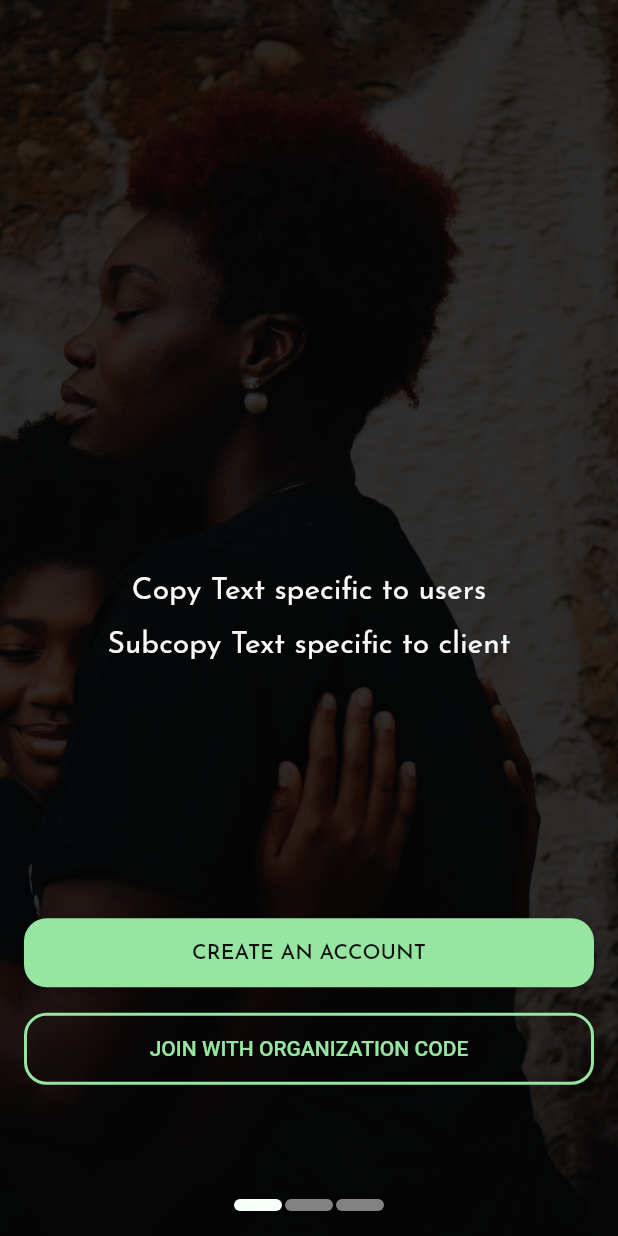
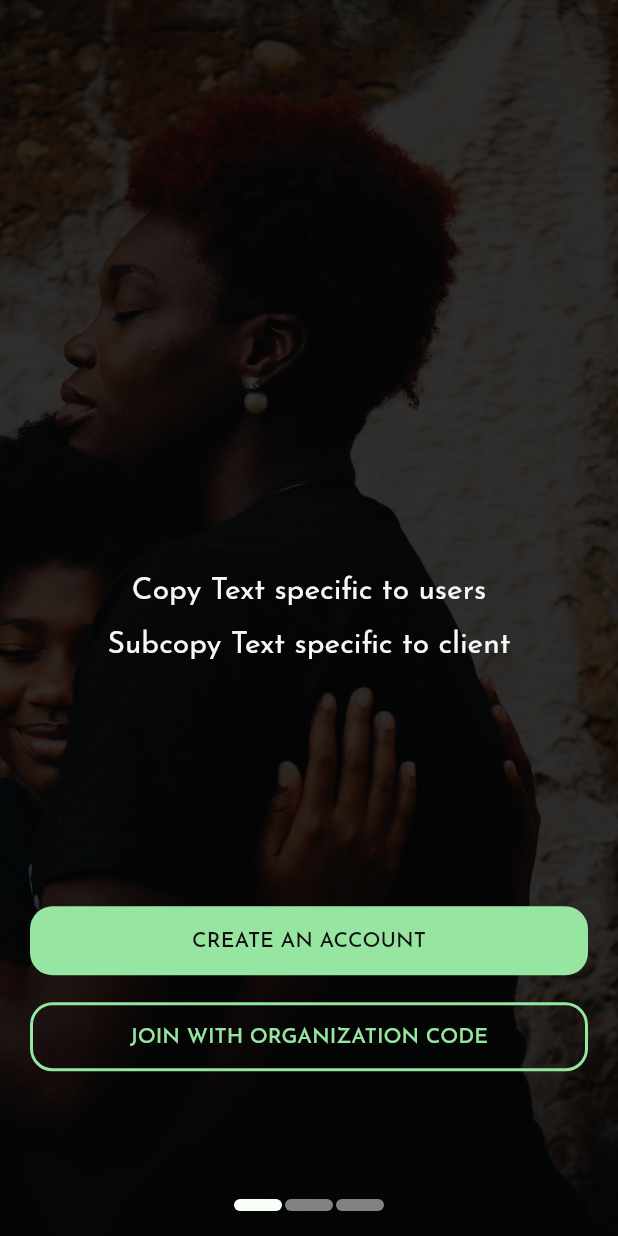
Before and after one commit to DeveloperMaleek/talk2me, a Flutter app: the screen it shows after launch, on a phone screen of 412 x 824 dp. Run offline on Flutter 3.47's test engine with Material 2 defaults, Android fonts, the phone set to English and light mode, and no system bars; our stand-ins replace google_nav_bar.

Commit message:
buttons restructed

```diff
--- a/lib/my_app.dart
+++ b/lib/my_app.dart
@@ -1,6 +1,8 @@
 import 'package:flutter/material.dart';
 import 'package:talk2me/ui/navigation/navigation.dart';
+import 'package:talk2me/ui/onboarding/account_setup_steps/account_setup_three.dart';
 import 'package:talk2me/ui/onboarding/onboarding_screen.dart';
+import 'package:talk2me/ui/therapy/session_therapist_preview.dart';
 
 class MyApp extends StatelessWidget {
   const MyApp({Key? key}) : super(key: key);
--- a/lib/ui/onboarding/account_setup_steps/account_setup_three.dart
+++ b/lib/ui/onboarding/account_setup_steps/account_setup_three.dart
@@ -16,12 +16,6 @@ class _AccountSetupThreeState extends State<AccountSetupThree> {
   @override
   Widget build(BuildContext context) {
     return Scaffold(
-        // appBar: AppBar(
-        //   backgroundColor: Colors.transparent,
-        //   elevation: 0,
-        //   leading: IconButton(
-        //       onPressed: () {}, icon: Icon(Icons.keyboard_arrow_left)),
-        // ),
         body: SingleChildScrollView(
             child: Column(
       children: [
--- a/lib/ui/onboarding/onboarding_screen.dart
+++ b/lib/ui/onboarding/onboarding_screen.dart
@@ -2,8 +2,7 @@ import 'package:flutter/material.dart';
 import 'package:talk2me/constants/colors.dart';
 import 'package:talk2me/constants/dimens.dart';
 import 'package:talk2me/constants/font_family.dart';
-import 'package:talk2me/widgets/buttons/green_filled_btn.dart';
-import 'package:talk2me/widgets/buttons/outline_btn.dart';
+import 'package:talk2me/widgets/buttons/buttons.dart' as button;
 
 class OnboardingScreen extends StatefulWidget {
   const OnboardingScreen({Key? key}) : super(key: key);
@@ -161,25 +160,22 @@ class _OnboardingScreenState extends State<OnboardingScreen> {
             child: Expanded(
               child: Container(
                 height: _size.height * 0.3,
-                margin: EdgeInsets.fromLTRB(0, _size.height * 0.65, 0, 0),
+                margin: EdgeInsets.fromLTRB(20, _size.height * 0.65, 20, 0),
                 child: Column(
                   mainAxisAlignment: MainAxisAlignment.center,
                   children: <Widget>[
-                    GreenFilledBtn(
-                      // backgroundColor: AppColors.primaryColor,
-                      buttonText: Text(
-                        'Create an Account'.toUpperCase(),
-                        style: TextStyle(
-                            fontFamily: FontFamily.josefinSans,
-                            color: AppColors.textColorLightBg),
-                      ),
+                    button.FilledButton(
+                      buttonText: "Create an Account",
+                      onPressed: () {},
                     ),
-                    OutlineBtn(
-                      buttonText: Text(
-                        'Join with organization code'.toUpperCase(),
-                        style: TextStyle(color: AppColors.primaryColor),
-                      ),
+                    const SizedBox(
+                      height: 16,
                     ),
+                    button.OutlineButton(
+                        buttonText: "Join with organization code",
+                        buttonTextColor: AppColors.primaryColor,
+                        outlineColor: AppColors.primaryColor,
+                        onPressed: () {})
                   ],
                 ),
               ),
--- /dev/null
+++ b/lib/widgets/buttons/buttons.dart
@@ -0,0 +1,91 @@
+import 'package:flutter/material.dart';
+import 'package:talk2me/constants/colors.dart';
+import 'package:talk2me/constants/dimens.dart';
+import 'package:talk2me/constants/font_family.dart';
+
+// How to use any of the buttons as an instance: copy and paste the code below
+
+//import 'package:talk2me/widgets/buttons/green_filled_btn.dart' as button;
+
+//always call it using button.classname()
+
+//////////////////////////
+///// Filled Button //////
+//////////////////////////
+
+class FilledButton extends StatelessWidget {
+  const FilledButton(
+      {Key? key, required this.buttonText, required this.onPressed})
+      : super(key: key);
+
+  final String buttonText;
+  final Function() onPressed;
+
+  @override
+  Widget build(BuildContext context) {
+    return SizedBox(
+      width: MediaQuery.of(context).size.width,
+      child: ElevatedButton(
+        onPressed: onPressed,
+        child: Text(buttonText.toUpperCase()),
+        style: ElevatedButton.styleFrom(
+          elevation: 0,
+          padding: const EdgeInsets.all(16),
+          primary: AppColors.primaryColor,
+          shape:
+              RoundedRectangleBorder(borderRadius: BorderRadius.circular(15)),
+          onPrimary: AppColors.textColorPrimary,
+          textStyle: TextStyle(
+            fontWeight: FontWeight.w500,
+            fontSize: Dimens.textSizeButton,
+            fontFamily: FontFamily.josefinSans,
+          ),
+        ),
+      ),
+    );
+  }
+}
+
+//////////////////////////
+//// Outlined Button /////
+//////////////////////////
+
+class OutlineButton extends StatelessWidget {
+  const OutlineButton(
+      {Key? key,
+      required this.buttonText,
+      required this.buttonTextColor,
+      required this.onPressed,
+      required this.outlineColor})
+      : super(key: key);
+
+  final String buttonText;
+  final Color outlineColor;
+  final Color buttonTextColor;
+  final Function() onPressed;
+
+  @override
+  Widget build(BuildContext context) {
+    return SizedBox(
+      width: MediaQuery.of(context).size.width,
+      child: OutlinedButton(
+        onPressed: onPressed,
+        child: Text(buttonText.toUpperCase()),
+        style: OutlinedButton.styleFrom(
+          elevation: 0,
+          padding: const EdgeInsets.all(16),
+          primary: buttonTextColor,
+          side: BorderSide(
+              color: outlineColor, width: 2, style: BorderStyle.solid),
+          shape:
+              RoundedRectangleBorder(borderRadius: BorderRadius.circular(15)),
+          textStyle: TextStyle(
+            fontWeight: FontWeight.w500,
+            fontSize: Dimens.textSizeButton,
+            fontFamily: FontFamily.josefinSans,
+          ),
+        ),
+      ),
+    );
+  }
+}
--- a/lib/widgets/buttons/green_filled_btn.dart
+++ /dev/null
@@ -1,52 +0,0 @@
-import 'package:flutter/material.dart';
-import 'package:talk2me/constants/colors.dart';
-import 'package:talk2me/constants/dimens.dart';
-
-class GreenFilledBtn extends StatelessWidget {
-  final Color? backgroundColor;
-  final Text? buttonText;
-  final Function? onPressed;
-
-  GreenFilledBtn(
-      {Key? key, this.backgroundColor, this.buttonText, this.onPressed})
-      : super(key: key);
-
-  @override
-  Widget build(BuildContext context) {
-    return Container(
-      margin: const EdgeInsets.only(top: 16.0),
-      padding: const EdgeInsets.only(left: 16.0, right: 16.0),
-      child: new Row(
-        children: <Widget>[
-          new Expanded(
-            child: ElevatedButton(
-              style: ButtonStyle(
-                shape: MaterialStateProperty.all(RoundedRectangleBorder(
-                    borderRadius: new BorderRadius.circular(15.0))),
-                overlayColor:
-                    MaterialStateProperty.all<Color>(AppColors.primaryColor),
-                backgroundColor:
-                    MaterialStateProperty.all<Color>(AppColors.primaryColor),
-                textStyle: MaterialStateProperty.all(
-                  const TextStyle(
-                      fontSize: Dimens.textSizeButton,
-                      fontWeight: FontWeight.w500),
-                ),
-              ),
-              child: new Row(
-                mainAxisAlignment: MainAxisAlignment.center,
-                children: <Widget>[
-                  new Padding(
-                    padding: const EdgeInsets.only(top: 16.0, bottom: 16.0),
-                    child: buttonText,
-                  ),
-                ],
-              ),
-              onPressed: () => onPressed!(),
-            ),
-          ),
-        ],
-      ),
-    );
-  }
-}
--- a/lib/widgets/buttons/outline_btn.dart
+++ b/lib/widgets/buttons/outline_btn.dart
@@ -1,44 +1,44 @@
-import 'package:flutter/material.dart';
-import 'package:talk2me/constants/colors.dart';
+// import 'package:flutter/material.dart';
+// import 'package:talk2me/constants/colors.dart';
 
-class OutlineBtn extends StatelessWidget {
-  final Color? borderColor;
-  final Text? buttonText;
-  final Function? onPressed;
+// class OutlineBtn extends StatelessWidget {
+//   final Color? borderColor;
+//   final Text? buttonText;
+//   final Function? onPressed;
 
-  OutlineBtn({this.borderColor, this.buttonText, this.onPressed});
+//   OutlineBtn({this.borderColor, this.buttonText, this.onPressed});
 
-  @override
-  Widget build(BuildContext context) {
-    return Container(
-      margin: const EdgeInsets.only(top: 16.0),
-      padding: const EdgeInsets.only(left: 16.0, right: 16.0),
-      child: new Row(
-        children: <Widget>[
-          new Expanded(
-            child: OutlinedButton(
-              style: ButtonStyle(
-                side: MaterialStateProperty.all(BorderSide(
-                    color: AppColors.primaryColor,
-                    width: 2,
-                    style: BorderStyle.solid)),
-                shape: MaterialStateProperty.all(RoundedRectangleBorder(
-                    borderRadius: new BorderRadius.circular(15.0))),
-              ),
-              child: new Row(
-                mainAxisAlignment: MainAxisAlignment.center,
-                children: <Widget>[
-                  new Padding(
-                    padding: const EdgeInsets.only(top: 16.0, bottom: 16.0),
-                    child: buttonText,
-                  ),
-                ],
-              ),
-              onPressed: () => onPressed!(),
-            ),
-          ),
-        ],
-      ),
-    );
-  }
-}
+//   @override
+//   Widget build(BuildContext context) {
+//     return Container(
+//       margin: const EdgeInsets.only(top: 16.0),
+//       padding: const EdgeInsets.only(left: 16.0, right: 16.0),
+//       child: new Row(
+//         children: <Widget>[
+//           new Expanded(
+//             child: OutlinedButton(
+//               style: ButtonStyle(
+//                 side: MaterialStateProperty.all(BorderSide(
+//                     color: AppColors.primaryColor,
+//                     width: 2,
+//                     style: BorderStyle.solid)),
+//                 shape: MaterialStateProperty.all(RoundedRectangleBorder(
+//                     borderRadius: new BorderRadius.circular(15.0))),
+//               ),
+//               child: new Row(
+//                 mainAxisAlignment: MainAxisAlignment.center,
+//                 children: <Widget>[
+//                   new Padding(
+//                     padding: const EdgeInsets.only(top: 16.0, bottom: 16.0),
+//                     child: buttonText,
+//                   ),
+//                 ],
+//               ),
+//               onPressed: () => onPressed!(),
+//             ),
+//           ),
+//         ],
+//       ),
+//     );
+//   }
+// }
```
Also changed, not shown: lib/ui/therapy/session_therapist_preview.dart (+152 -0 lines).
